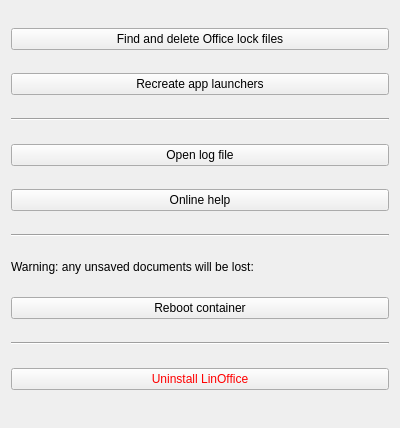
This is gui/troubleshooting.ui in j0hnVu/linoffice as Qt 5 draws it before an edit. The edited form follows.
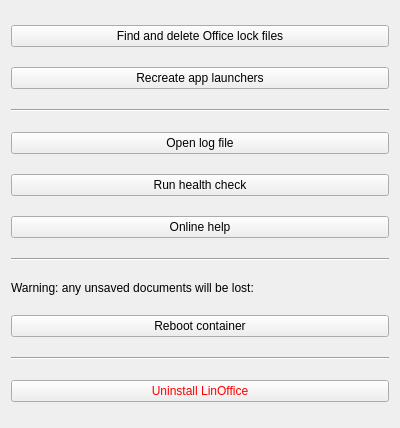
This is the edited form. Icons and pictures are not drawn.

Commit message: Add health check

The edit to the form file:
```diff
--- a/gui/troubleshooting.ui
+++ b/gui/troubleshooting.ui
@@ -47,6 +47,13 @@
        </property>
       </widget>
      </item>
+     <item>
+      <widget class="QPushButton" name="pushButton_healthcheck">
+       <property name="text">
+        <string>Run health check</string>
+       </property>
+      </widget>
+     </item>
      <item>
       <widget class="QPushButton" name="pushButton_website">
        <property name="text">
```
The commit also changes 3 other files.
